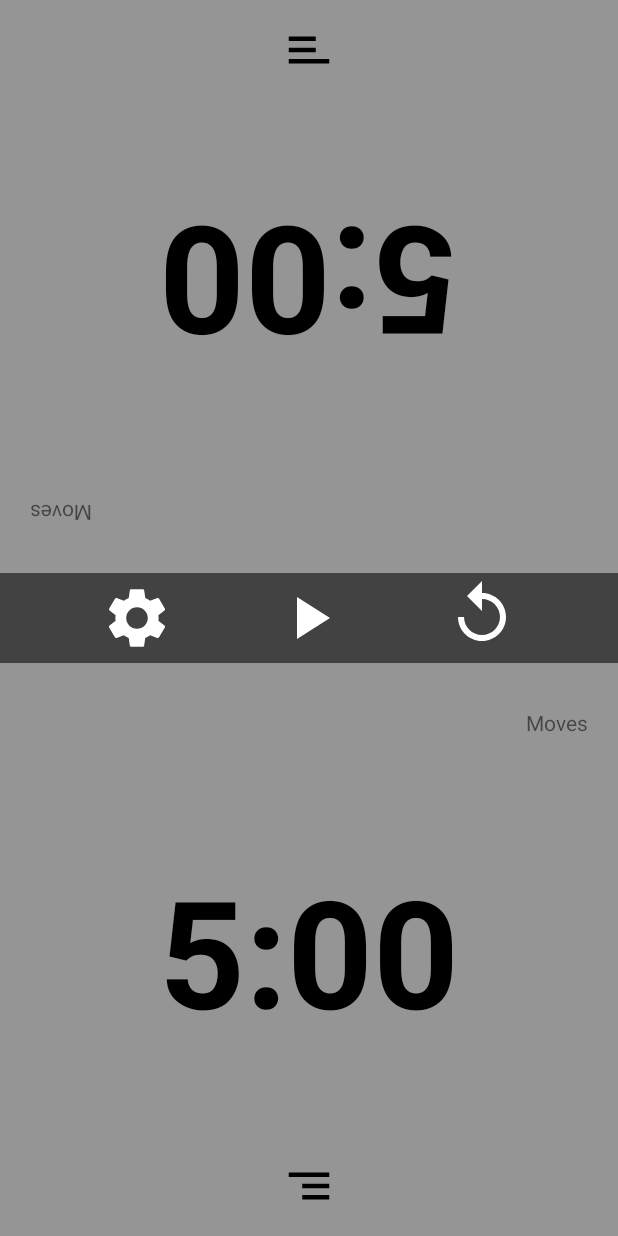
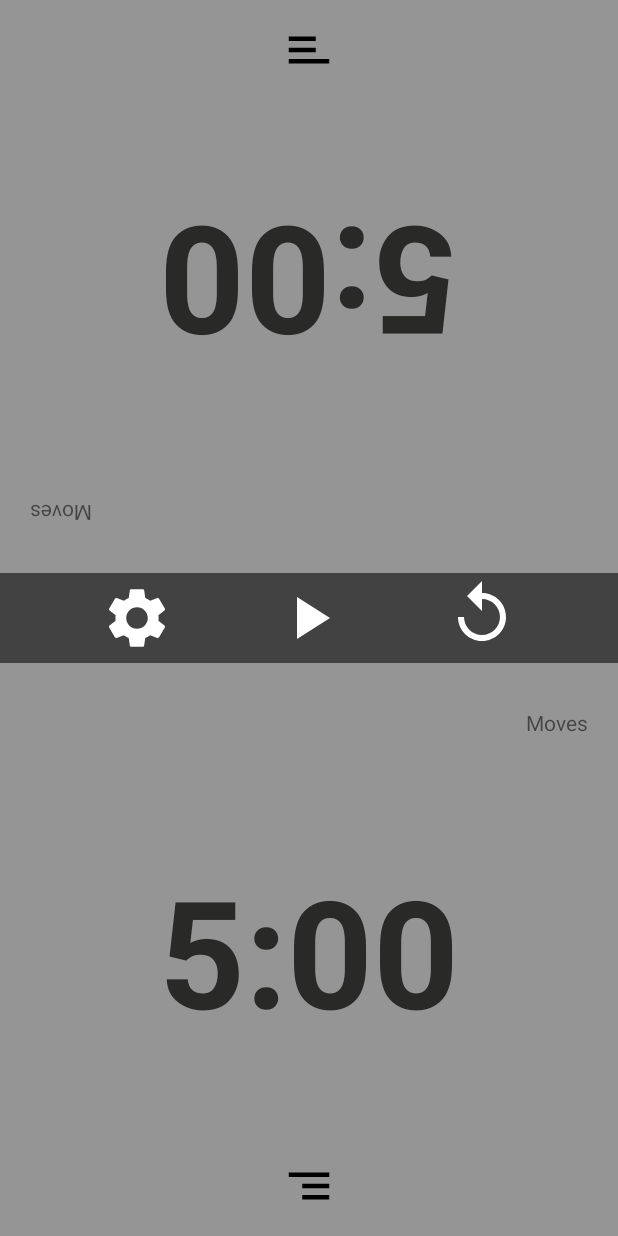
Before and after one commit to Zefer97/ChessApp, an Android app: the screen it shows after launch (MainActivity), on a phone screen of 412 x 824 dp. Run offline under Robolectric (Android 15) with nearby library versions, the phone set to English and light mode, and no system bars.

Commit message:
Chess App Fix Color

```diff
--- a/app/src/main/res/layout/activity_main.xml
+++ b/app/src/main/res/layout/activity_main.xml
@@ -28,7 +28,7 @@
             android:layout_width="wrap_content"
             android:layout_height="wrap_content"
             android:text="@string/_5_00"
-            android:textColor="@color/black"
+            android:textColor="#292927"
             android:textStyle="bold"
             android:textSize="100sp"
             app:layout_constraintBottom_toBottomOf="parent"
@@ -118,7 +118,7 @@
             android:layout_width="wrap_content"
             android:layout_height="wrap_content"
             android:text="@string/_5_00"
-            android:textColor="@color/black"
+            android:textColor="#292927"
             android:textStyle="bold"
             android:textSize="100sp"
             app:layout_constraintBottom_toBottomOf="parent"
@@ -215,7 +215,7 @@
         android:layout_width="wrap_content"
         android:layout_height="wrap_content"
         android:layout_marginStart="8dp"
-        android:text="OK"
+        android:text="@string/ok"
         android:visibility="invisible"
         app:layout_constraintBottom_toBottomOf="@+id/timeEdit"
         app:layout_constraintStart_toEndOf="@+id/timeEdit" />
--- a/app/src/main/res/values-night/themes.xml
+++ b/app/src/main/res/values-night/themes.xml
@@ -1,18 +1,21 @@
 <resources xmlns:tools="http://schemas.android.com/tools">
     <!-- Base application theme. -->
-    <style name="Theme.FoodApp" parent="Theme.MaterialComponents.DayNight.DarkActionBar">
+    <style name="Theme.FoodApp" parent="Theme.AppCompat.Light.NoActionBar">
         <!-- Primary brand color. -->
-        <item name="colorPrimary">@color/purple_200</item>
-        <item name="colorPrimaryVariant">@color/purple_700</item>
-        <item name="colorOnPrimary">@color/black</item>
+        <item name="colorPrimary">@color/purple_500</item>
+        <item name="colorPrimaryVariant">@color/chess1</item>
+        <item name="colorOnPrimary">@color/white</item>
         <!-- Secondary brand color. -->
         <item name="colorSecondary">@color/teal_200</item>
-        <item name="colorSecondaryVariant">@color/teal_200</item>
+        <item name="colorSecondaryVariant">@color/teal_700</item>
         <item name="colorOnSecondary">@color/black</item>
         <!-- Status bar color. -->
-        <item name="android:statusBarColor">?attr/colorPrimaryVariant</item>
+        <item name="android:statusBarColor">@color/white</item>
+        <item name="android:windowLightStatusBar"
+            tools:targetApi="m">true</item>
         <!-- Customize your theme here. -->
         <item name="windowNoTitle">true</item>
         <item name="windowActionBar">false</item>
+        <item name="android:windowFullscreen">true</item>
     </style>
 </resources>
```
Also changed, not shown: app/src/main/java/com/example/foodapp/MainActivity.kt (+20 -14 lines).
